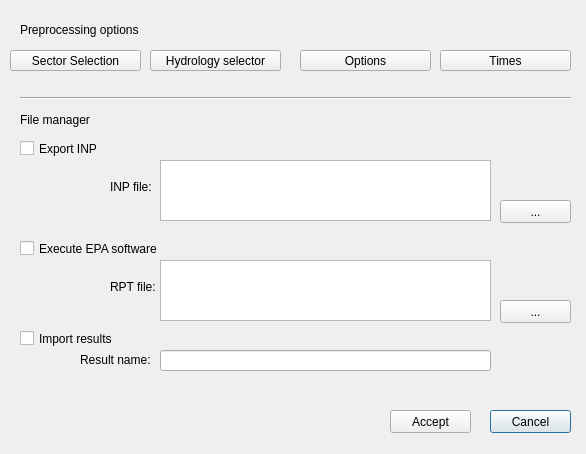
Before: the Qt Designer form ui/ud_file_manager.ui in Giswater/giswater_qgis_plugin, drawn with Qt 5.
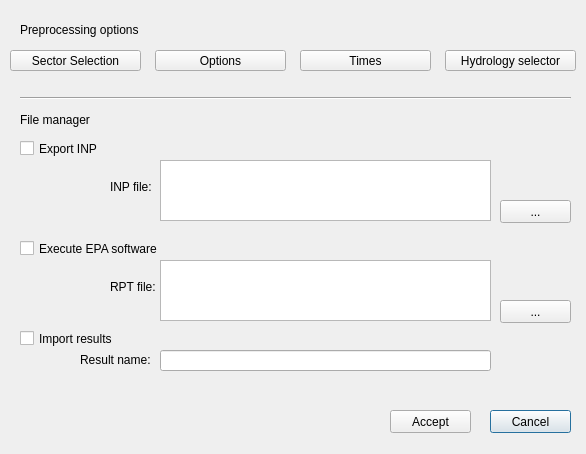
After: the same form once the commit is applied.

Patch:
```diff
--- a/ui/ud_file_manager.ui
+++ b/ui/ud_file_manager.ui
@@ -42,7 +42,7 @@
   <widget class="QPushButton" name="btn_times">
    <property name="geometry">
     <rect>
-     <x>440</x>
+     <x>300</x>
      <y>50</y>
      <width>131</width>
      <height>21</height>
@@ -55,7 +55,7 @@
   <widget class="QPushButton" name="btn_options">
    <property name="geometry">
     <rect>
-     <x>300</x>
+     <x>155</x>
      <y>50</y>
      <width>131</width>
      <height>21</height>
@@ -257,7 +257,7 @@
   <widget class="QPushButton" name="btn_sector_selection_2">
    <property name="geometry">
     <rect>
-     <x>150</x>
+     <x>445</x>
      <y>50</y>
      <width>131</width>
      <height>21</height>
```
